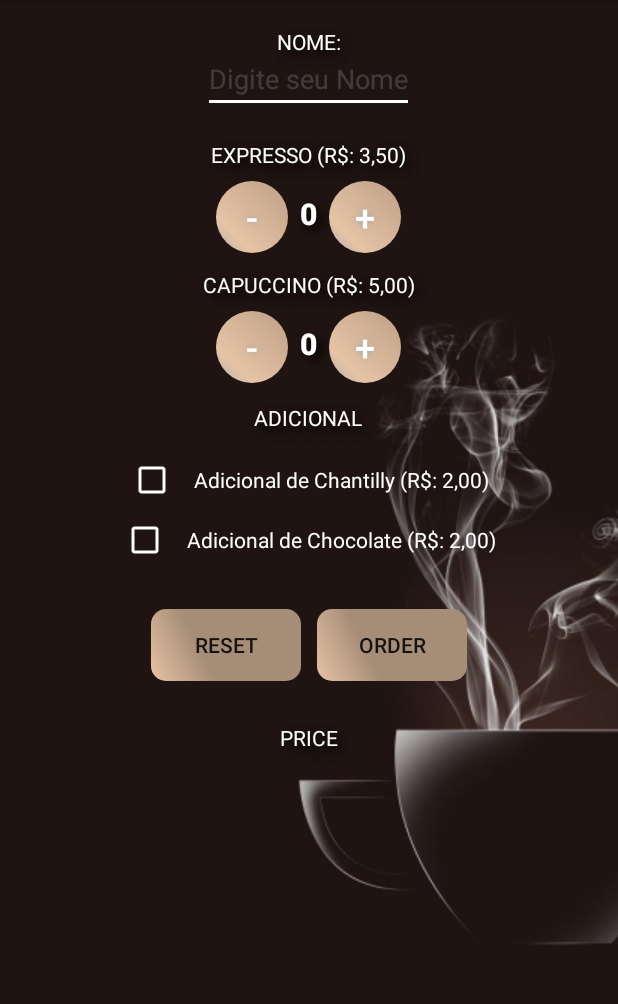
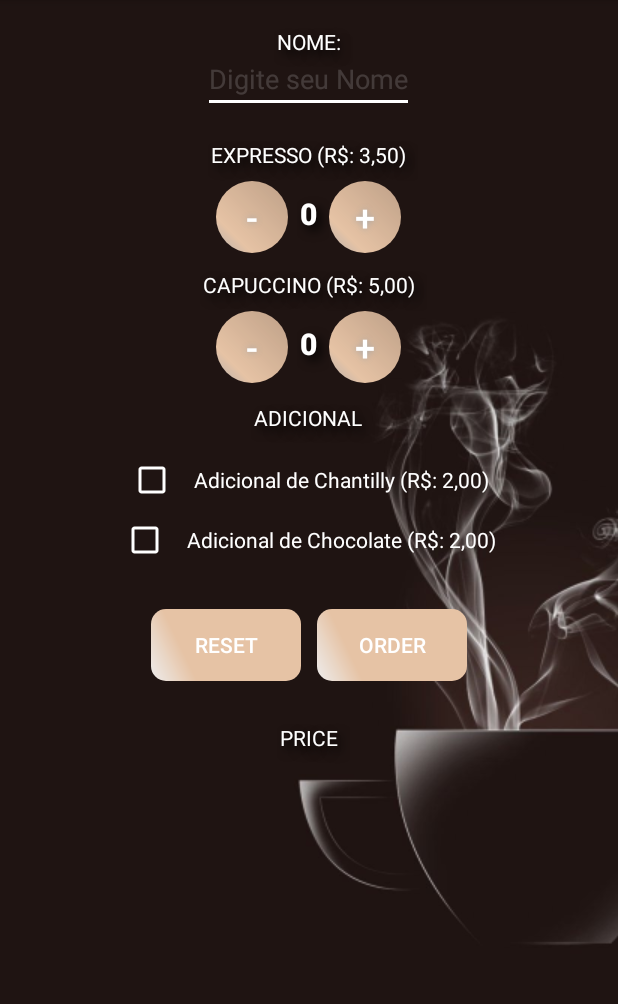
Before and after one commit to WesRocha/Coffe, an Android app: the screen it shows after launch (MainActivity), on a phone screen of 412 x 824 dp, the part 84-1088 px from its top. Run offline under Robolectric (Android 15) with nearby library versions, the phone set to English and light mode, and no system bars.

Commit message:
my fourth commit

```diff
--- a/app/src/main/res/drawable/buttonshape1.xml
+++ b/app/src/main/res/drawable/buttonshape1.xml
@@ -5,10 +5,10 @@
         />
     <gradient
         android:angle="45"
-        android:centerX="35%"
-        android:centerColor="#A68D77"
-        android:startColor="#E6C3A5"
-        android:endColor="#A68D77"
+        android:centerX="25%"
+        android:centerColor="#E6C3A5"
+        android:startColor="#EBFFFFFF"
+        android:endColor="#E6C3A5"
         android:type="linear"
         />
     <padding
--- a/app/src/main/res/layout/activity_main.xml
+++ b/app/src/main/res/layout/activity_main.xml
@@ -236,6 +236,7 @@
                     android:layout_width="100dp"
                     android:layout_height="48dp"
                     android:text="Reset"
+                    android:textColor="#FFFFFF"
                     android:background="@drawable/buttonshape1"
                     android:onClick="reset"
                     android:layout_marginRight="5dp"/>
@@ -245,6 +246,7 @@
                     android:layout_width="100dp"
                     android:layout_height="48dp"
                     android:text="order"
+                    android:textColor="#FFFFFF"
                     android:background="@drawable/buttonshape1"
                     android:onClick="submitOrder"
                     android:layout_marginLeft="5dp"/>
```
